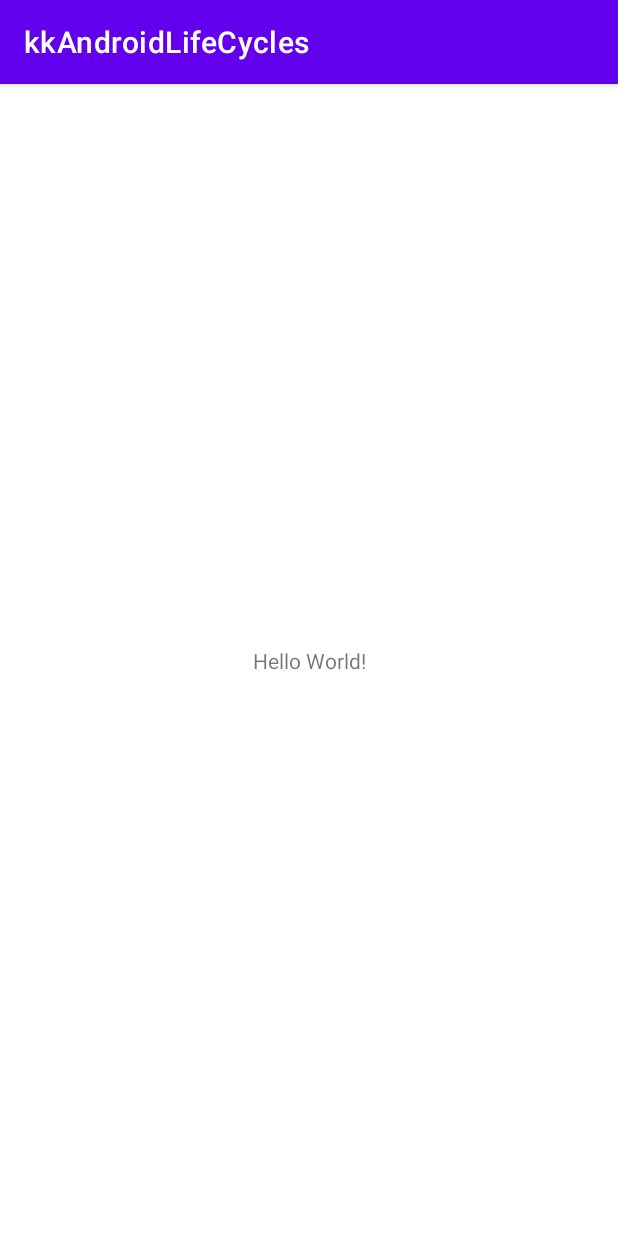
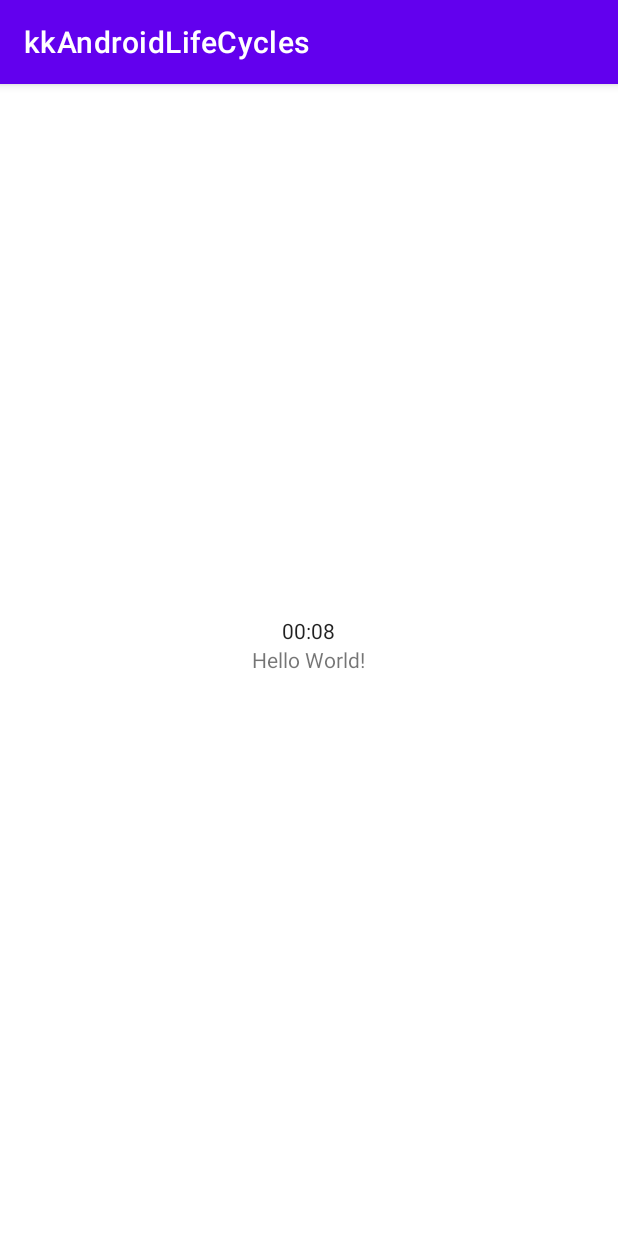
Before and after one commit to phorvicheka-android-kotlin/kk-learn-android-life-cycles, an Android app: the screen it shows after launch (MainActivity before the commit, ChronoActivity1 after it), on a phone screen of 412 x 824 dp. Run offline under Robolectric (Android 15) with nearby library versions, the phone set to English and light mode, and no system bars.

Commit message:
Step 1 - Setup Your Environment -> Configuration changes: Rotate the screen and notice that the timer resets!
https://codelabs.developers.google.com/codelabs/android-lifecycles/#1

https://medium.com/androiddevelopers/the-android-lifecycle-cheat-sheet-part-iv-49946659b094
https://github.com/JoseAlcerreca/android-lifecycles

```diff
--- a/app/src/main/AndroidManifest.xml
+++ b/app/src/main/AndroidManifest.xml
@@ -9,7 +9,7 @@
         android:roundIcon="@mipmap/ic_launcher_round"
         android:supportsRtl="true"
         android:theme="@style/Theme.KkAndroidLifeCycles">
-        <activity android:name=".MainActivity">
+        <activity android:name=".ChronoActivity1">
             <intent-filter>
                 <action android:name="android.intent.action.MAIN" />
 
--- /dev/null
+++ b/app/src/main/java/com/example/kkandroidlifecycles/ChronoActivity1.kt
@@ -0,0 +1,15 @@
+package com.example.kkandroidlifecycles
+
+import android.os.Bundle
+import android.widget.Chronometer
+import androidx.appcompat.app.AppCompatActivity
+
+class ChronoActivity1 : AppCompatActivity() {
+    override fun onCreate(savedInstanceState: Bundle?) {
+        super.onCreate(savedInstanceState)
+        setContentView(R.layout.activity_main)
+
+        val chronometer = findViewById<Chronometer>(R.id.chronometer)
+        chronometer.start()
+    }
+}
--- a/app/src/main/java/com/example/kkandroidlifecycles/MainActivity.kt
+++ /dev/null
@@ -1,11 +0,0 @@
-package com.example.kkandroidlifecycles
-
-import androidx.appcompat.app.AppCompatActivity
-import android.os.Bundle
-
-class MainActivity : AppCompatActivity() {
-    override fun onCreate(savedInstanceState: Bundle?) {
-        super.onCreate(savedInstanceState)
-        setContentView(R.layout.activity_main)
-    }
-}
--- a/app/src/main/res/layout/activity_main.xml
+++ b/app/src/main/res/layout/activity_main.xml
@@ -1,18 +1,28 @@
 <?xml version="1.0" encoding="utf-8"?>
-<androidx.constraintlayout.widget.ConstraintLayout xmlns:android="http://schemas.android.com/apk/res/android"
-    xmlns:app="http://schemas.android.com/apk/res-auto"
+<RelativeLayout
+    xmlns:android="http://schemas.android.com/apk/res/android"
     xmlns:tools="http://schemas.android.com/tools"
+    android:id="@+id/activity_main"
     android:layout_width="match_parent"
     android:layout_height="match_parent"
-    tools:context=".MainActivity">
+    android:paddingBottom="@dimen/activity_vertical_margin"
+    android:paddingLeft="@dimen/activity_horizontal_margin"
+    android:paddingRight="@dimen/activity_horizontal_margin"
+    android:paddingTop="@dimen/activity_vertical_margin"
+    tools:context="com.example.kkandroidlifecycles.ChronoActivity1">
 
     <TextView
         android:layout_width="wrap_content"
         android:layout_height="wrap_content"
         android:text="Hello World!"
-        app:layout_constraintBottom_toBottomOf="parent"
-        app:layout_constraintLeft_toLeftOf="parent"
-        app:layout_constraintRight_toRightOf="parent"
-        app:layout_constraintTop_toTopOf="parent" />
+        android:layout_centerVertical="true"
+        android:layout_centerHorizontal="true"
+        android:id="@+id/hello_textview"/>
 
-</androidx.constraintlayout.widget.ConstraintLayout>
+    <Chronometer
+        android:layout_width="wrap_content"
+        android:layout_height="wrap_content"
+        android:layout_above="@+id/hello_textview"
+        android:layout_centerHorizontal="true"
+        android:id="@+id/chronometer"/>
+</RelativeLayout>
--- /dev/null
+++ b/app/src/main/res/values/dimens.xml
@@ -0,0 +1,6 @@
+<?xml version="1.0" encoding="utf-8"?>
+<resources>
+    <!-- Default screen margins, per the Android Design guidelines. -->
+    <dimen name="activity_horizontal_margin">16dp</dimen>
+    <dimen name="activity_vertical_margin">16dp</dimen>
+</resources>
```
